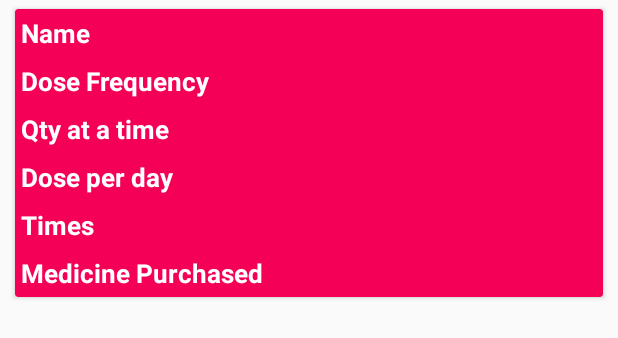
After one commit to TAHZUDDIN/MediTrack, an Android app: the layout list_movies_layout.xml on its own in the app's theme, with its tools: preview values and no code run, on a phone screen of 412 x 824 dp. The commit adds this screen. Shown: the top 338 px of the screen. Run offline under Robolectric (Android 15) with nearby library versions, the phone set to English and light mode, and no system bars.

Commit message:
adapter medicines

```diff
--- a/app/build.gradle
+++ b/app/build.gradle
@@ -46,4 +46,6 @@ dependencies {
 
     compile 'com.wdullaer:materialdatetimepicker:3.2.2'
 
+    compile 'com.tuyenmonkey:mkloader:1.2.0'
+
 }
--- /dev/null
+++ b/app/src/main/res/layout/list_movies_layout.xml
@@ -0,0 +1,233 @@
+<?xml version="1.0" encoding="utf-8"?>
+<LinearLayout xmlns:android="http://schemas.android.com/apk/res/android"
+    xmlns:app="http://schemas.android.com/apk/res-auto"
+    xmlns:card_view="http://schemas.android.com/tools"
+    android:orientation="vertical"
+    android:id="@+id/id_LinLay_parent_inflatingMedicines"
+    android:layout_width="match_parent"
+    android:layout_height="wrap_content">
+
+
+
+    <android.support.v7.widget.CardView
+        android:id="@+id/card_view"
+        android:layout_width="match_parent"
+        android:layout_height="wrap_content"
+        android:layout_gravity="center"
+        android:layout_marginTop="6dp"
+        android:layout_marginBottom="6dp"
+        android:layout_marginLeft="10dp"
+        android:layout_marginRight="10dp"
+        android:elevation="5dp"
+        card_view:cardCornerRadius="5dp"
+        app:cardBackgroundColor="@color/colorPrimary"
+       >
+
+
+        <LinearLayout
+            android:layout_width="match_parent"
+            android:layout_height="match_parent"
+            android:orientation="vertical">
+
+
+            <LinearLayout
+                android:layout_width="match_parent"
+                android:layout_height="wrap_content"
+                android:layout_margin="4dp"
+                android:orientation="horizontal"
+                android:layout_weight="3">
+
+                <TextView
+                    android:layout_width="0dp"
+                    android:layout_height="wrap_content"
+                    android:maxLines="1"
+                    android:text="Name "
+                    android:layout_weight="1"
+                    android:ellipsize="end"
+                    android:textSize="17sp"
+                    android:textStyle="bold"
+                    android:textColor="@android:color/white"/>
+
+
+                <TextView
+                    android:id="@+id/id_name"
+                    android:layout_width="match_parent"
+                    android:layout_height="wrap_content"
+                    android:ellipsize="end"
+                    android:layout_weight="2"
+                    android:maxLines="1"
+                    android:gravity="left"
+                    android:textColor="@android:color/white"/>
+
+            </LinearLayout>
+
+
+            <LinearLayout
+                android:layout_width="match_parent"
+                android:layout_height="wrap_content"
+                android:layout_margin="4dp"
+                android:orientation="horizontal"
+                android:layout_weight="3">
+
+                <TextView
+                    android:layout_width="0dp"
+                    android:layout_height="wrap_content"
+                    android:maxLines="1"
+                    android:text="Dose Frequency "
+                    android:layout_weight="1"
+                    android:ellipsize="end"
+                    android:textSize="17sp"
+                    android:textStyle="bold"
+                    android:textColor="@android:color/white"/>
+
+
+                <TextView
+                    android:id="@+id/id_DoseFrequency"
+                    android:layout_width="match_parent"
+                    android:layout_height="wrap_content"
+                    android:ellipsize="end"
+                    android:layout_weight="2"
+                    android:maxLines="1"
+                    android:gravity="left"
+                    android:textColor="@android:color/white"/>
+
+            </LinearLayout>
+
+
+
+            <LinearLayout
+                android:layout_width="match_parent"
+                android:layout_height="wrap_content"
+                android:layout_margin="4dp"
+                android:orientation="horizontal"
+                android:layout_weight="3">
+
+                <TextView
+                    android:layout_width="0dp"
+                    android:layout_height="wrap_content"
+                    android:maxLines="1"
+                    android:text="Qty at a time "
+                    android:layout_weight="1"
+                    android:ellipsize="end"
+                    android:textSize="17sp"
+                    android:textStyle="bold"
+                    android:textColor="@android:color/white"/>
+
+
+                <TextView
+                    android:id="@+id/id_qty_at_atime"
+                    android:layout_width="match_parent"
+                    android:layout_height="wrap_content"
+                    android:ellipsize="end"
+                    android:layout_weight="2"
+                    android:maxLines="1"
+                    android:gravity="left"
+                    android:textColor="@android:color/white"/>
+
+            </LinearLayout>
+
+
+            <LinearLayout
+                android:layout_width="match_parent"
+                android:layout_height="wrap_content"
+                android:layout_margin="4dp"
+                android:orientation="horizontal"
+                android:layout_weight="3">
+
+                <TextView
+                    android:layout_width="0dp"
+                    android:layout_height="wrap_content"
+                    android:maxLines="1"
+                    android:text="Dose per day "
+                    android:layout_weight="1"
+                    android:ellipsize="end"
+                    android:textSize="17sp"
+                    android:textStyle="bold"
+                    android:textColor="@android:color/white"/>
+
+
+                <TextView
+                    android:id="@+id/id_dose_perday"
+                    android:layout_width="match_parent"
+                    android:layout_height="wrap_content"
+                    android:ellipsize="end"
+                    android:layout_weight="2"
+                    android:maxLines="1"
+                    android:gravity="left"
+                    android:textColor="@android:color/white"/>
+
+            </LinearLayout>
+
+
+            <LinearLayout
+                android:layout_width="match_parent"
+                android:layout_height="wrap_content"
+                android:layout_margin="4dp"
+                android:orientation="horizontal"
+                android:layout_weight="3">
+
+                <TextView
+                    android:layout_width="0dp"
+                    android:layout_height="wrap_content"
+                    android:maxLines="1"
+                    android:text="Times "
+                    android:layout_weight="1"
+                    android:ellipsize="end"
+                    android:textSize="17sp"
+                    android:textStyle="bold"
+                    android:textColor="@android:color/white"/>
+
+
+                <TextView
+                    android:id="@+id/id_times"
+                    android:layout_width="match_parent"
+                    android:layout_height="wrap_content"
+                    android:ellipsize="end"
+                    android:layout_weight="2"
+                    android:maxLines="1"
+                    android:gravity="left"
+                    android:textColor="@android:color/white"/>
+
+            </LinearLayout>
+
+
+
+            <LinearLayout
+                android:layout_width="match_parent"
+                android:layout_height="wrap_content"
+                android:layout_margin="4dp"
+                android:orientation="horizontal"
+                android:layout_weight="3">
+
+                <TextView
+                    android:layout_width="0dp"
+                    android:layout_height="wrap_content"
+                    android:maxLines="1"
+                    android:text="Medicine Purchased "
+                    android:layout_weight="1"
+                    android:ellipsize="end"
+                    android:textSize="17sp"
+                    android:textStyle="bold"
+                    android:textColor="@android:color/white"/>
+
+
+                <TextView
+                    android:id="@+id/id_medicine_purchased"
+                    android:layout_width="match_parent"
+                    android:layout_height="wrap_content"
+                    android:ellipsize="end"
+                    android:layout_weight="2"
+                    android:maxLines="1"
+                    android:gravity="left"
+                    android:textColor="@android:color/white"/>
+
+            </LinearLayout>
+
+
+        </LinearLayout>
+
+     </android.support.v7.widget.CardView>
+
+
+
+</LinearLayout>
```
Also changed, not shown: app/src/main/java/com/taz/accessability/meditrack/activity/EditActivity.java (+26 -5 lines), app/src/main/java/com/taz/accessability/meditrack/adapter/MedicinesAllAdapter.java (added, +93 -0 lines), app/src/main/res/layout/fragment_all.xml (+82 -8 lines).
